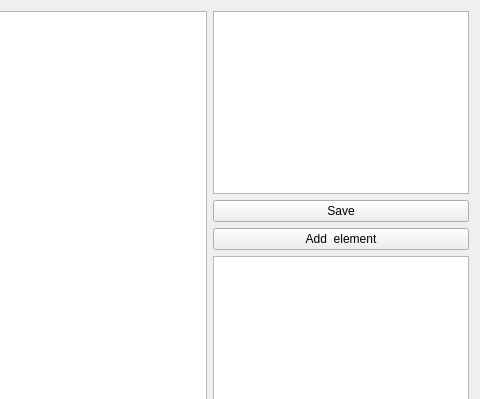
Above: src/smp/smp-gui/treetextview.ui from create-misch/dtv before the change; both pictures show x 234 to 714 and y 0 to 399 of the 714 by 548 pixel window. Below: the same form after it.
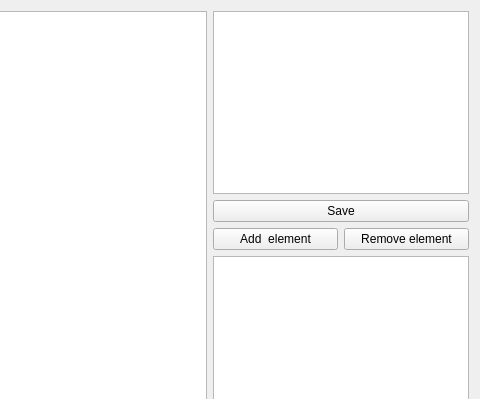
That is the form after the change.

Commit message: #5 Added function remove element

```diff
--- a/src/smp/smp-gui/treetextview.ui
+++ b/src/smp/smp-gui/treetextview.ui
@@ -49,11 +49,25 @@
         </widget>
        </item>
        <item>
+        <layout class="QHBoxLayout" name="horizontalLayout">
+         <property name="topMargin">
+          <number>0</number>
+         </property>
+         <item>
         <widget class="QPushButton" name="pushButton_addElement">
          <property name="text">
           <string>Add  element</string>
          </property>
         </widget>
+         </item>
+         <item>
+          <widget class="QPushButton" name="pushButton_removeElement">
+           <property name="text">
+            <string>Remove element</string>
+           </property>
+          </widget>
+         </item>
+        </layout>
        </item>
       </layout>
      </item>
```
Lines whose indentation alone changed are shown as unchanged. The commit also changes 18 other files.
